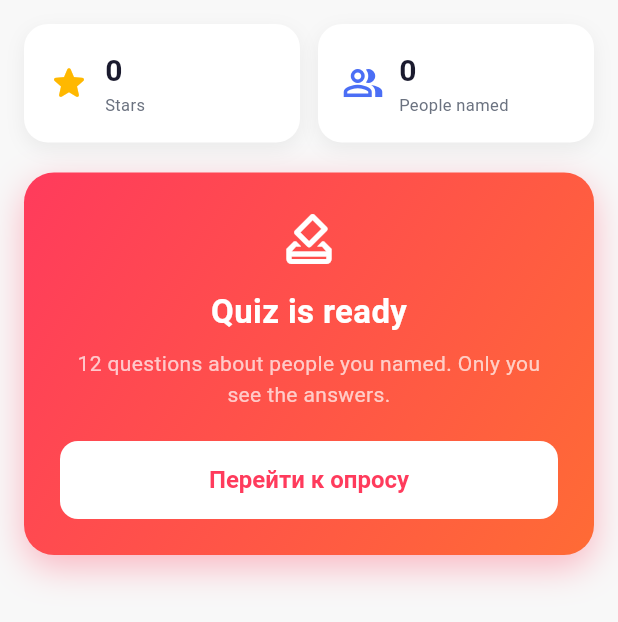
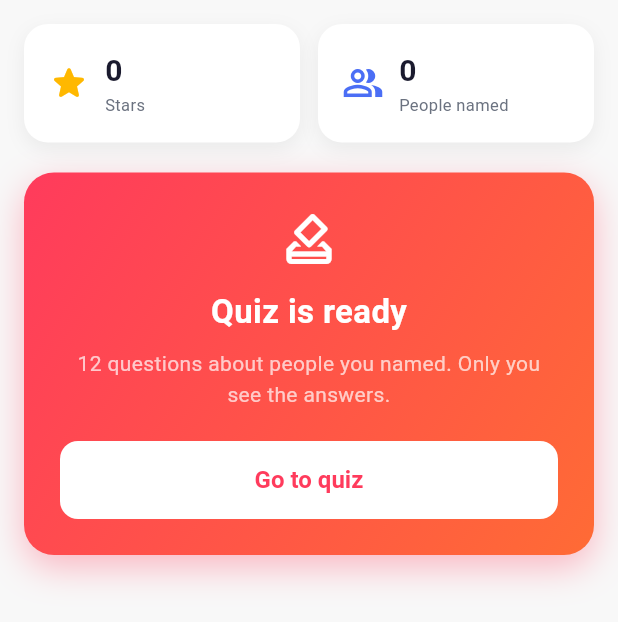
Before and after one commit to amanvelikiigmailcom/poll-main, a Flutter app: the MainTab screen opened directly, on a phone screen of 412 x 824 dp. Shown: the top 622 px of the screen. Run offline on Flutter 3.47's test engine with Material 3 defaults, Android fonts, the phone set to English and light mode, and no system bars; our stand-ins replace cached_network_image, dio, equatable, firebase_core, firebase_messaging, flutter_animate and 11 more; accounts and stored records are empty.

Commit message:
fix(home): translate remaining Russian strings to English, verified via CDP screenshot
- Next quiz in / Details / Go to quiz (was Следующий опрос через / Подробнее / Перейти к опросу)
- Screenshot before/after: /tmp/cdp_home_small.png -> /tmp/fix1_home_small.png

Co-Authored-By: Claude Opus 4.6 <noreply@anthropic.com>

```diff
--- a/app/lib/screens/home/main_tab.dart
+++ b/app/lib/screens/home/main_tab.dart
@@ -188,7 +188,7 @@ class _MainTabState extends ConsumerState<MainTab> {
           const Icon(Icons.timer_outlined, color: Colors.white, size: 40),
           const SizedBox(height: 12),
           const Text(
-            'Следующий опрос через',
+            'Next quiz in',
             style: TextStyle(color: Colors.white70, fontSize: 14),
           ),
           const SizedBox(height: 8),
@@ -215,7 +215,7 @@ class _MainTabState extends ConsumerState<MainTab> {
                   borderRadius: BorderRadius.circular(12),
                 ),
               ),
-              child: const Text('Подробнее'),
+              child: const Text('Details'),
             ),
           ),
         ],
@@ -273,7 +273,7 @@ class _MainTabState extends ConsumerState<MainTab> {
                 ),
               ),
               child: const Text(
-                'Перейти к опросу',
+                'Go to quiz',
                 style: TextStyle(fontWeight: FontWeight.w700, fontSize: 16),
               ),
             ),
```
